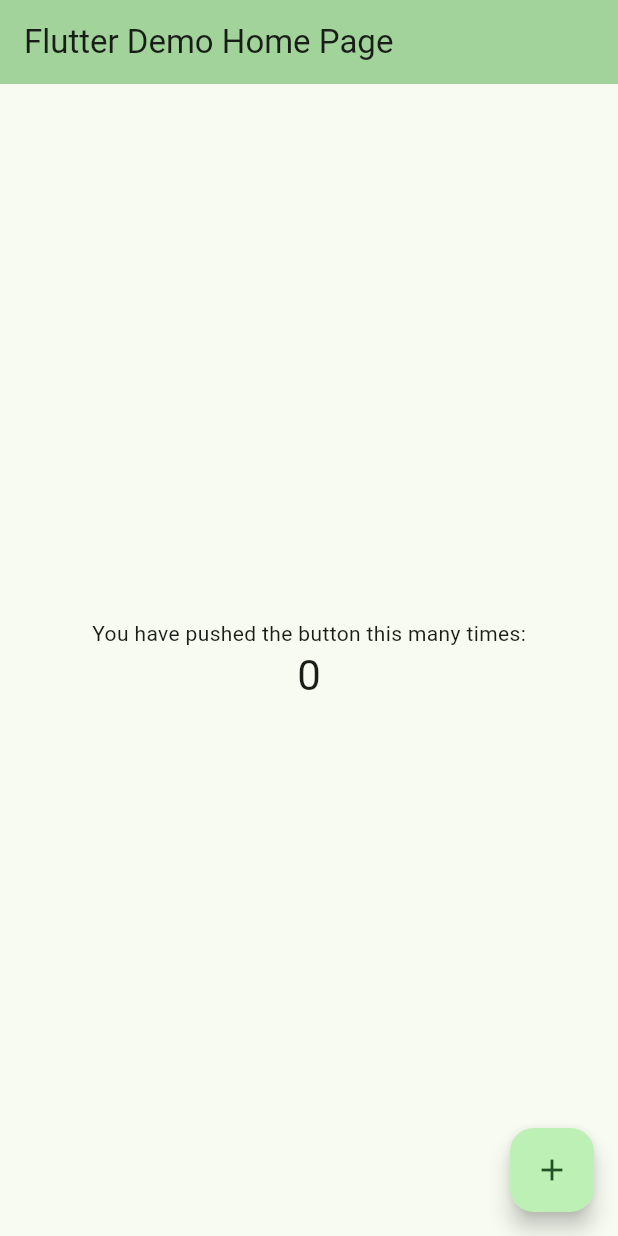
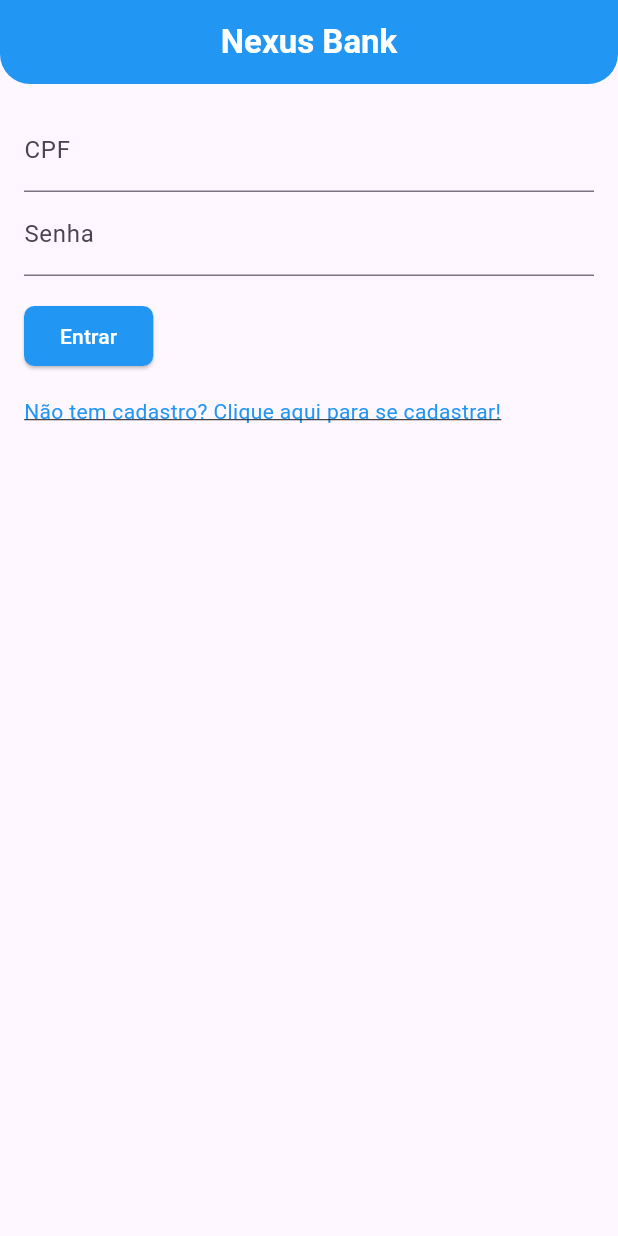
Before and after one commit to Gabrielmmk/appBanco, a Flutter app: the screen it shows after launch, on a phone screen of 412 x 824 dp. Run offline on Flutter 3.47's test engine with Material 3 defaults, Android fonts, the phone set to English and light mode, and no system bars.

Commit message:
Página de login feita e criação da página de cadastro

```diff
--- a/lib/main.dart
+++ b/lib/main.dart
@@ -1,125 +1,132 @@
 import 'package:flutter/material.dart';
+import 'cadastro.dart';
 
 void main() {
   runApp(const MyApp());
 }
 
 class MyApp extends StatelessWidget {
-  const MyApp({super.key});
+  const MyApp({Key? key}) : super(key: key);
 
-  // This widget is the root of your application.
   @override
   Widget build(BuildContext context) {
     return MaterialApp(
-      title: 'Flutter Demo',
+      title: 'Nexus Bank',
       theme: ThemeData(
-        // This is the theme of your application.
-        //
-        // TRY THIS: Try running your application with "flutter run". You'll see
-        // the application has a purple toolbar. Then, without quitting the app,
-        // try changing the seedColor in the colorScheme below to Colors.green
-        // and then invoke "hot reload" (save your changes or press the "hot
-        // reload" button in a Flutter-supported IDE, or press "r" if you used
-        // the command line to start the app).
-        //
-        // Notice that the counter didn't reset back to zero; the application
-        // state is not lost during the reload. To reset the state, use hot
-        // restart instead.
-        //
-        // This works for code too, not just values: Most code changes can be
-        // tested with just a hot reload.
-        colorScheme: ColorScheme.fromSeed(seedColor: Colors.green),
-        useMaterial3: true,
+        primarySwatch: Colors.blue,
       ),
-      home: const MyHomePage(title: 'Flutter Demo Home Page'),
+      home: const MyFormPage(),
     );
   }
 }
 
-class MyHomePage extends StatefulWidget {
-  const MyHomePage({super.key, required this.title});
-
-  // This widget is the home page of your application. It is stateful, meaning
-  // that it has a State object (defined below) that contains fields that affect
-  // how it looks.
-
-  // This class is the configuration for the state. It holds the values (in this
-  // case the title) provided by the parent (in this case the App widget) and
-  // used by the build method of the State. Fields in a Widget subclass are
-  // always marked "final".
-
-  final String title;
+class MyFormPage extends StatefulWidget {
+  const MyFormPage({Key? key}) : super(key: key);
 
   @override
-  State<MyHomePage> createState() => _MyHomePageState();
+  _MyFormPageState createState() => _MyFormPageState();
 }
 
-class _MyHomePageState extends State<MyHomePage> {
-  int _counter = 0;
-
-  void _incrementCounter() {
-    setState(() {
-      // This call to setState tells the Flutter framework that something has
-      // changed in this State, which causes it to rerun the build method below
-      // so that the display can reflect the updated values. If we changed
-      // _counter without calling setState(), then the build method would not be
-      // called again, and so nothing would appear to happen.
-      _counter++;
-    });
-  }
+class _MyFormPageState extends State<MyFormPage> {
+  final _formKey = GlobalKey<FormState>();
+  TextEditingController _nameController = TextEditingController();
+  TextEditingController _emailController = TextEditingController();
 
   @override
   Widget build(BuildContext context) {
-    // This method is rerun every time setState is called, for instance as done
-    // by the _incrementCounter method above.
-    //
-    // The Flutter framework has been optimized to make rerunning build methods
-    // fast, so that you can just rebuild anything that needs updating rather
-    // than having to individually change instances of widgets.
     return Scaffold(
       appBar: AppBar(
-        // TRY THIS: Try changing the color here to a specific color (to
-        // Colors.amber, perhaps?) and trigger a hot reload to see the AppBar
-        // change color while the other colors stay the same.
-        backgroundColor: Theme.of(context).colorScheme.inversePrimary,
-        // Here we take the value from the MyHomePage object that was created by
-        // the App.build method, and use it to set our appbar title.
-        title: Text(widget.title),
+        title: const Text(
+            'Nexus Bank',
+            style: TextStyle(
+            fontWeight: FontWeight.bold,
+            color: Colors.white,
           ),
-      body: Center(
-        // Center is a layout widget. It takes a single child and positions it
-        // in the middle of the parent.
+        ),
+        centerTitle: true,
+        backgroundColor: Colors.blue,
+        shape: RoundedRectangleBorder(borderRadius: BorderRadius.vertical(bottom: Radius.circular(20))),
+
+      ),
+      body: Container(
+        padding: const EdgeInsets.all(16.0),
+        child: Form(
+          key: _formKey,
           child: Column(
-          // Column is also a layout widget. It takes a list of children and
-          // arranges them vertically. By default, it sizes itself to fit its
-          // children horizontally, and tries to be as tall as its parent.
-          //
-          // Column has various properties to control how it sizes itself and
-          // how it positions its children. Here we use mainAxisAlignment to
-          // center the children vertically; the main axis here is the vertical
-          // axis because Columns are vertical (the cross axis would be
-          // horizontal).
-          //
-          // TRY THIS: Invoke "debug painting" (choose the "Toggle Debug Paint"
-          // action in the IDE, or press "p" in the console), to see the
-          // wireframe for each widget.
-          mainAxisAlignment: MainAxisAlignment.center,
+            crossAxisAlignment: CrossAxisAlignment.start,
             children: <Widget>[
-            const Text(
-              'You have pushed the button this many times:',
+              TextFormField(
+                controller: _nameController,
+                decoration: const InputDecoration(
+                  labelText: 'CPF',
                 ),
-            Text(
-              '$_counter',
-              style: Theme.of(context).textTheme.headlineMedium,
+                validator: (value) {
+                  if (value == null || value.isEmpty) {
+                    return 'Por favor, insira seu CPF';
+                  }
+                  return null;
+                },
+              ),
+              TextFormField(
+                controller: _emailController,
+                decoration: const InputDecoration(
+                  labelText: 'Senha',
+                ),
+                validator: (value) {
+                  if (value == null || value.isEmpty) {
+                    return 'Por favor, insira sua Senha';
+                  }
+                  return null;
+                },
+              ),
+              Padding(
+                padding: const EdgeInsets.symmetric(vertical: 16.0),
+                child: ElevatedButton(
+                  onPressed: () {
+                    if (_formKey.currentState!.validate()) {
+                      // Process the data
+                      ScaffoldMessenger.of(context).showSnackBar(
+                          SnackBar(content: Text('Form submitted')));
+                    }
+                  },
+                  style: ButtonStyle(
+                      backgroundColor: MaterialStateProperty.all<Color>(Colors.blue),
+                      foregroundColor: MaterialStateProperty.all<Color>(Colors.white),
+                      shape: MaterialStatePropertyAll<OutlinedBorder>(
+                        RoundedRectangleBorder(borderRadius: BorderRadius.circular(7))
+                      )
+                  ),
+                  child: Text('Entrar'),
+                ),
+              ),
+              GestureDetector(
+                onTap: () {
+                  // Navegar para a página de cadastro
+                  Navigator.push(
+                    context,
+                    MaterialPageRoute(builder: (context) => CadastroPage()),
+                  );
+                },
+
+                child: const Text(
+                  'Não tem cadastro? Clique aqui para se cadastrar!',
+                  style: TextStyle(
+                    color: Colors.blue, // Cor do texto clicável
+                    decoration: TextDecoration.underline, // Adiciona sublinhado ao texto
+                  ),
+                ),
               ),
             ],
           ),
         ),
-      floatingActionButton: FloatingActionButton(
-        onPressed: _incrementCounter,
-        tooltip: 'Increment',
-        child: const Icon(Icons.add),
-      ), // This trailing comma makes auto-formatting nicer for build methods.
+      ),
     );
   }
+
+  @override
+  void dispose() {
+    _nameController.dispose();
+    _emailController.dispose();
+    super.dispose();
   }
+}
```
Also changed, not shown: lib/cadastro.dart (added, +18 -0 lines). Lines whose indentation alone changed are shown as unchanged.
